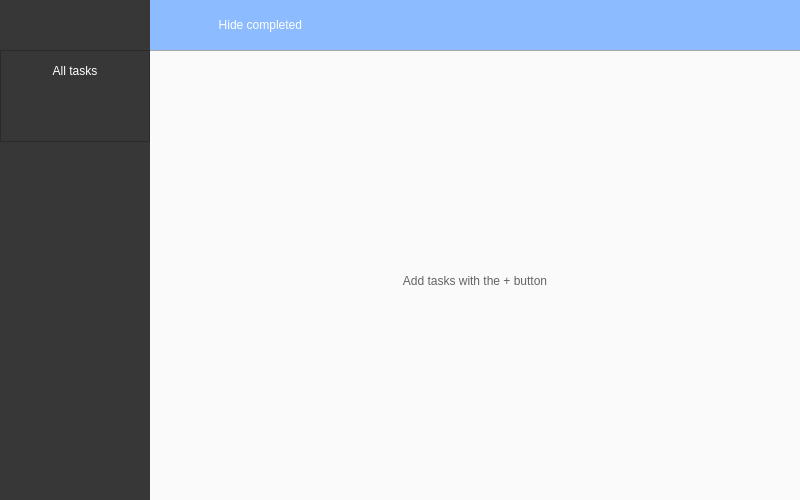
Above: uis/res/ui_main.ui from GorgeousOne/TaskManagementApp before the change. Below: the same form after it.
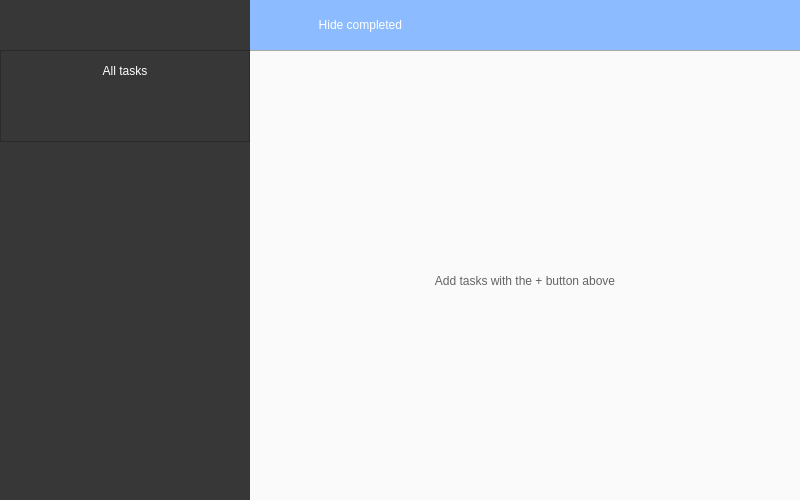
That is the form after the change. Icons and pictures are not drawn.

The edit to the form file:
```diff
--- a/uis/res/ui_main.ui
+++ b/uis/res/ui_main.ui
@@ -56,15 +56,9 @@
     </property>
     <item>
      <widget class="QFrame" name="sidebar_frame">
-      <property name="minimumSize">
-       <size>
-        <width>150</width>
-        <height>0</height>
-       </size>
-      </property>
       <property name="maximumSize">
        <size>
-        <width>50</width>
+        <width>250</width>
         <height>16777215</height>
        </size>
       </property>
@@ -131,27 +125,17 @@
           <item>
            <widget class="QPushButton" name="toggle_menu_btn">
             <property name="sizePolicy">
-             <sizepolicy hsizetype="Preferred" vsizetype="Fixed">
+             <sizepolicy hsizetype="Fixed" vsizetype="Fixed">
               <horstretch>0</horstretch>
               <verstretch>0</verstretch>
              </sizepolicy>
             </property>
             <property name="minimumSize">
              <size>
-              <width>50</width>
+              <width>55</width>
               <height>50</height>
              </size>
             </property>
-            <property name="maximumSize">
-             <size>
-              <width>60</width>
-              <height>16777215</height>
-             </size>
-            </property>
-            <property name="styleSheet">
-             <string notr="true">background-image: url(:/images/icons/burger.png);
-</string>
-            </property>
             <property name="text">
              <string/>
             </property>
@@ -169,7 +153,7 @@
        <item>
         <widget class="QScrollArea" name="projects_scoll">
          <property name="sizePolicy">
-          <sizepolicy hsizetype="Expanding" vsizetype="MinimumExpanding">
+          <sizepolicy hsizetype="Expanding" vsizetype="Expanding">
            <horstretch>0</horstretch>
            <verstretch>0</verstretch>
           </sizepolicy>
@@ -190,7 +174,7 @@
            <rect>
             <x>0</x>
             <y>0</y>
-            <width>150</width>
+            <width>250</width>
             <height>450</height>
            </rect>
           </property>
@@ -447,7 +431,7 @@
            <rect>
             <x>0</x>
             <y>0</y>
-            <width>650</width>
+            <width>550</width>
             <height>449</height>
            </rect>
           </property>
@@ -504,7 +488,7 @@
 padding-bottom: 20px;</string>
              </property>
              <property name="text">
-              <string>Add tasks with the + button</string>
+              <string>Add tasks with the + button above</string>
              </property>
              <property name="alignment">
               <set>Qt::AlignCenter</set>
```
Left out of the diff: 4 changed lines with no effect on the pictures.
